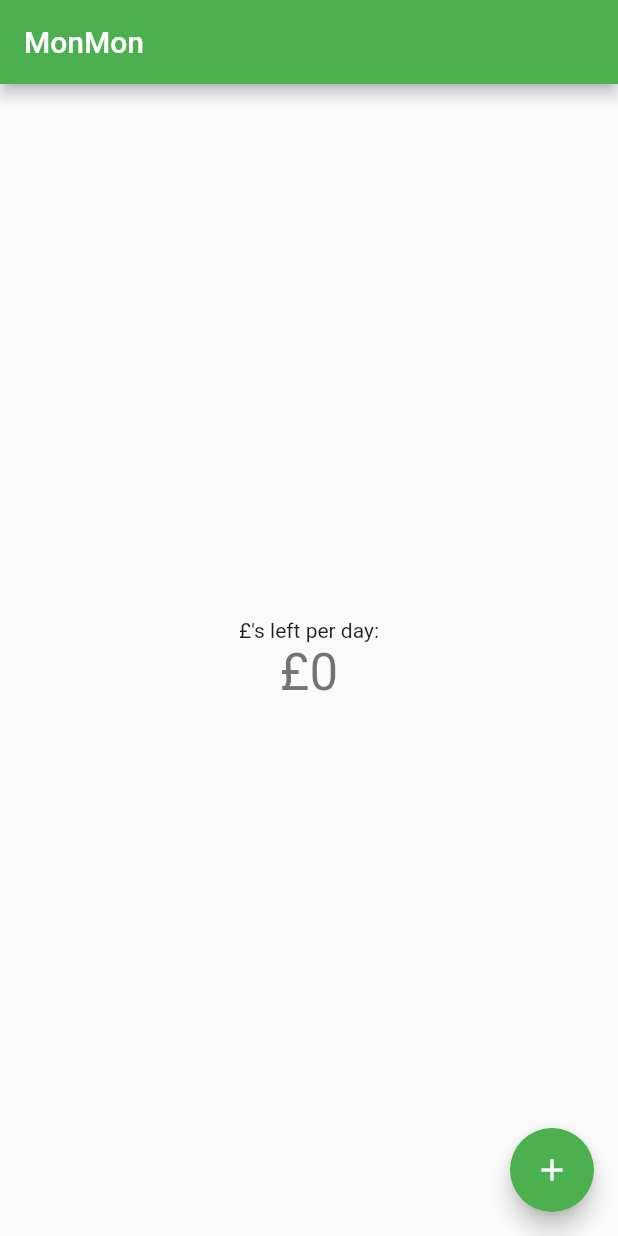
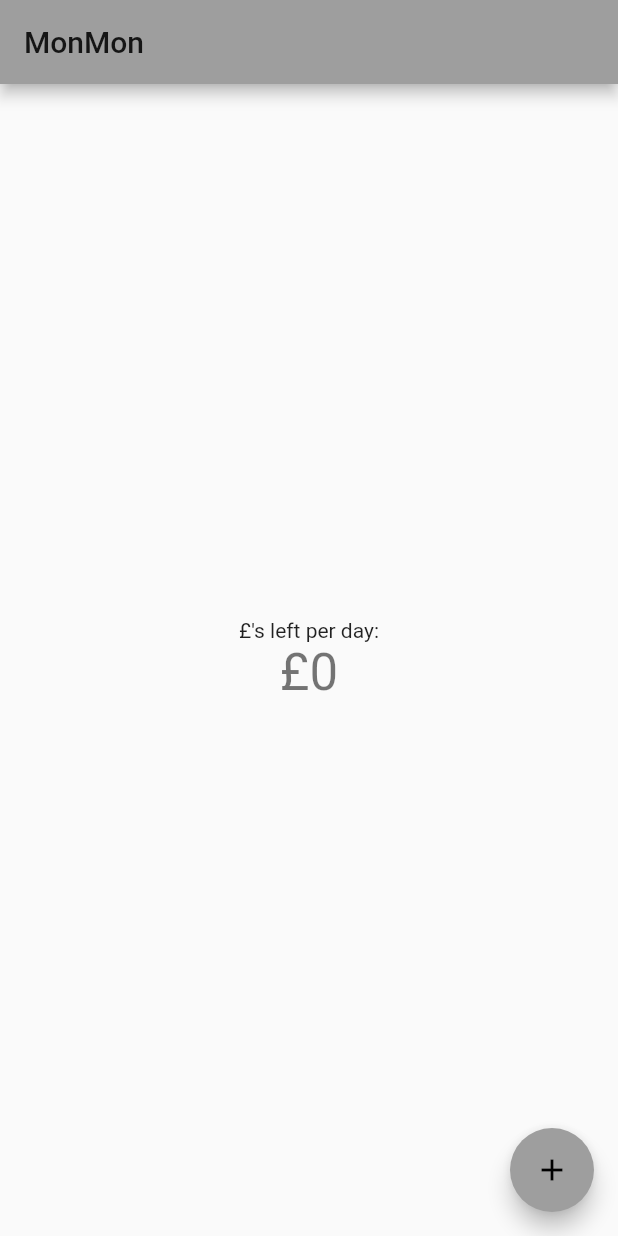
Before and after one commit to InBrewJ/MonMon-mobile, a Flutter app: the screen it shows after launch, on a phone screen of 412 x 824 dp. Run offline on Flutter 3.47's test engine with Material 2 defaults, Android fonts, the phone set to English and light mode, and no system bars.

```diff
--- a/monmon_mobile/lib/main.dart
+++ b/monmon_mobile/lib/main.dart
@@ -18,7 +18,7 @@ class MyApp extends StatelessWidget {
         // or simply save your changes to "hot reload" in a Flutter IDE).
         // Notice that the counter didn't reset back to zero; the application
         // is not restarted.
-        primarySwatch: Colors.green,
+        primarySwatch: Colors.grey,
       ),
       home: MyHomePage(title: 'MonMon'),
     );
```
Also changed, not shown: monmon_mobile/pubspec.lock, 3 other files.
